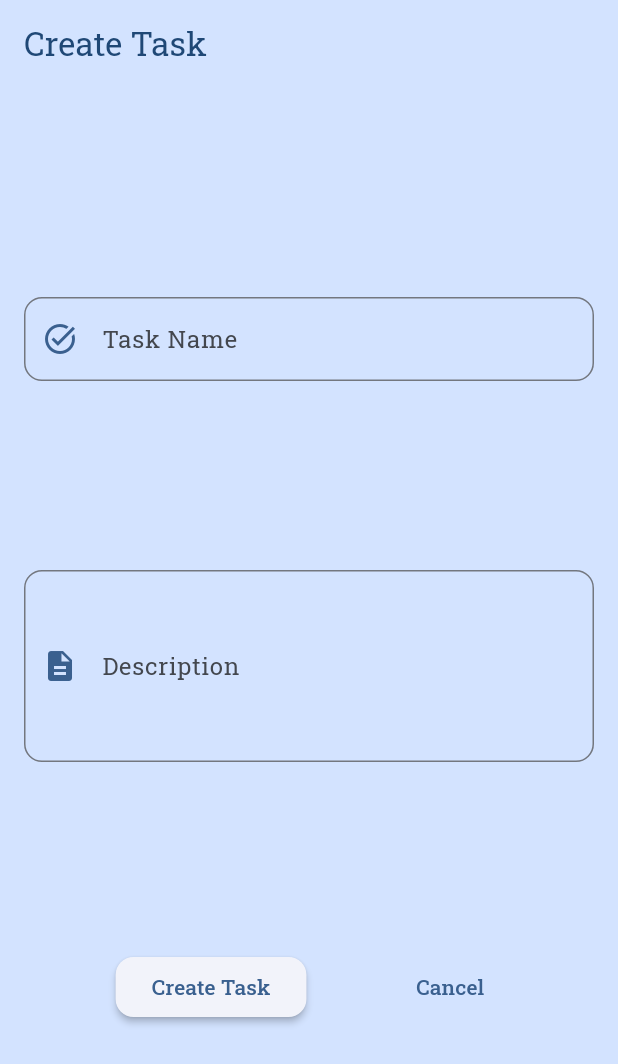
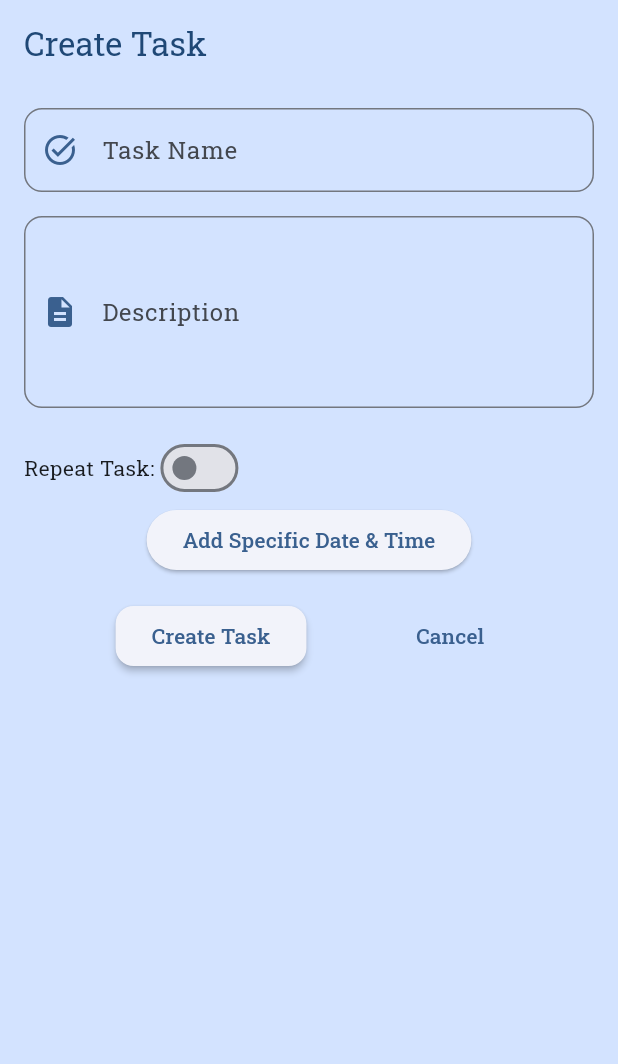
Before and after one commit to CrashTestDumm69/puptask, a Flutter app: the CreateTaskPage screen opened by its route, on a phone screen of 412 x 824 dp. Shown: the top 1064 px of the screen. Run offline on Flutter 3.47's test engine with Material 3 defaults, Android fonts, the phone set to English and light mode, and no system bars; our stand-ins replace adaptive_theme, flutter_bloc, get_it, go_router, google_fonts, hive_ce; accounts and stored records are empty; statements that could not run were skipped.

Commit message:
Added improvements to task with date time and repeat functionalities

```diff
--- a/lib/data/repositories/task_repository.dart
+++ b/lib/data/repositories/task_repository.dart
@@ -18,12 +18,9 @@ class TaskRepository {
     }
   }
 
-  Future<void> addTask({required String name, required String description}) async {
+  Future<void> addTask(Task task) async {
     try {
-      await _taskStorageService.addTask(
-        name: name,
-        description: description,
-      );
+      await _taskStorageService.addTask(task);
     } catch (e) {
       rethrow;
     }
--- a/lib/domain/models/task.dart
+++ b/lib/domain/models/task.dart
@@ -1,11 +1,36 @@
 import 'package:hive_ce/hive.dart';
+import 'package:json_annotation/json_annotation.dart';
 
+part 'task.g.dart';
+
+enum Days {
+  monday,
+  tuesday,
+  wednesday,
+  thursday,
+  friday,
+  saturday,
+  sunday
+}
+
+@JsonSerializable()
 class Task extends HiveObject {
   String name;
   String description;
+  bool repeat;
+  List<Days>? repeatDays;
+  List<DateTime>? repeatTimes;
+  List<DateTime>? dueDates;
 
   Task({
     required this.name,
     required this.description,
+    required this.repeat,
+    this.repeatDays,
+    this.repeatTimes,
+    this.dueDates
   });
+
+  factory Task.fromJson(Map<String, dynamic> json) => _$TaskFromJson(json);
+  Map<String, dynamic> toJson() => _$TaskToJson(this);
 }
--- a/lib/ui/features/home/view_model/home_event.dart
+++ b/lib/ui/features/home/view_model/home_event.dart
@@ -3,10 +3,9 @@ part of 'home_view_model.dart';
 abstract class HomeEvent {}
 
 class AddTaskEvent extends HomeEvent {
-  final String taskName;
-  final String taskDescription;
+  final Map<String, dynamic> taskDetails;
 
-  AddTaskEvent(this.taskName, this.taskDescription);
+  AddTaskEvent(this.taskDetails);
 }
 
 class LoadTasksEvent extends HomeEvent {}
--- a/lib/ui/features/home/view_model/home_view_model.dart
+++ b/lib/ui/features/home/view_model/home_view_model.dart
@@ -34,10 +34,7 @@ class HomeViewModel extends Bloc<HomeEvent, HomeState> {
        super(HomeInitialState()) {
     on<AddTaskEvent>((event, emit) async {
       try {
-        await _taskRepository.addTask(
-          name: event.taskName,
-          description: event.taskDescription,
-        );
+        await _taskRepository.addTask(Task.fromJson(event.taskDetails));
 
         final tasks = _getTasks();
         emit(TasksLoadedState(tasks));
--- a/lib/ui/features/home/widgets/create_task_page.dart
+++ b/lib/ui/features/home/widgets/create_task_page.dart
@@ -1,5 +1,6 @@
 import 'package:flutter/material.dart';
 import 'package:go_router/go_router.dart';
+import 'package:intl/intl.dart';
 
 class CreateTaskPage extends StatefulWidget {
   const CreateTaskPage({super.key});
@@ -13,6 +14,21 @@ class _CreateTaskPageState extends State<CreateTaskPage> {
   final _nameController = TextEditingController();
   final _descriptionController = TextEditingController();
 
+  bool isRepeat = false;
+  List<DateTime> specificDates = [];
+  TimeOfDay? repeatTime;
+  List<String> repeatDays = [];
+
+  final List<String> weekDays = [
+    'Monday',
+    'Tuesday',
+    'Wednesday',
+    'Thursday',
+    'Friday',
+    'Saturday',
+    'Sunday',
+  ];
+
   @override
   void dispose() {
     _nameController.dispose();
@@ -25,6 +41,45 @@ class _CreateTaskPageState extends State<CreateTaskPage> {
       context.pop({
         "name": _nameController.text.trim(),
         "description": _descriptionController.text.trim(),
+        "repeat": isRepeat,
+        "repeatDays": repeatDays,
+        "repeatTime": repeatTime?.format(context),
+        "specificDates": specificDates.map((d) => d.toIso8601String()).toList(),
+      });
+    }
+  }
+
+  Future<void> _selectDateTime() async {
+    final date = await showDatePicker(
+      context: context,
+      initialDate: DateTime.now(),
+      firstDate: DateTime.now(),
+      lastDate: DateTime(2100),
+    );
+
+    if (date != null) {
+      final time = await showTimePicker(
+        context: context,
+        initialTime: TimeOfDay.now(),
+      );
+
+      if (time != null) {
+        setState(() {
+          specificDates.add(DateTime(date.year, date.month, date.day, time.hour, time.minute));
+        });
+      }
+    }
+  }
+
+  Future<void> _selectRepeatTime() async {
+    final time = await showTimePicker(
+      context: context,
+      initialTime: TimeOfDay.now(),
+    );
+
+    if (time != null) {
+      setState(() {
+        repeatTime = time;
       });
     }
   }
@@ -45,9 +100,9 @@ class _CreateTaskPageState extends State<CreateTaskPage> {
         padding: const EdgeInsets.all(16.0),
         child: Form(
           key: _formKey,
+          child: SingleChildScrollView(
             child: Column(
               crossAxisAlignment: CrossAxisAlignment.center,
-            mainAxisAlignment: MainAxisAlignment.spaceEvenly,
               children: [
                 TextFormField(
                   controller: _nameController,
@@ -72,6 +127,7 @@ class _CreateTaskPageState extends State<CreateTaskPage> {
                   },
                   textInputAction: TextInputAction.next,
                 ),
+                const SizedBox(height: 16),
                 TextFormField(
                   controller: _descriptionController,
                   decoration: InputDecoration(
@@ -96,6 +152,67 @@ class _CreateTaskPageState extends State<CreateTaskPage> {
                   },
                   textInputAction: TextInputAction.done,
                 ),
+                const SizedBox(height: 16),
+                Row(
+                  children: [
+                    const Text('Repeat Task:'),
+                    Switch(
+                      value: isRepeat,
+                      onChanged: (value) {
+                        setState(() {
+                          isRepeat = value;
+                        });
+                      },
+                    ),
+                  ],
+                ),
+                if (isRepeat) ...[
+                  ElevatedButton(
+                    onPressed: _selectRepeatTime,
+                    child: Text(repeatTime != null
+                        ? 'Repeat Time: ${repeatTime!.format(context)}'
+                        : 'Select Repeat Time'),
+                  ),
+                  Wrap(
+                    children: weekDays.map((day) {
+                      final isSelected = repeatDays.contains(day);
+                      return ChoiceChip(
+                        label: Text(day),
+                        selected: isSelected,
+                        onSelected: (selected) {
+                          setState(() {
+                            if (selected) {
+                              repeatDays.add(day);
+                            } else {
+                              repeatDays.remove(day);
+                            }
+                          });
+                        },
+                      );
+                    }).toList(),
+                  ),
+                ] else ...[
+                  ElevatedButton(
+                    onPressed: _selectDateTime,
+                    child: const Text('Add Specific Date & Time'),
+                  ),
+                  Column(
+                    children: specificDates.map((d) {
+                      return ListTile(
+                        title: Text(DateFormat('yyyy-MM-dd – kk:mm').format(d)),
+                        trailing: IconButton(
+                          icon: const Icon(Icons.delete),
+                          onPressed: () {
+                            setState(() {
+                              specificDates.remove(d);
+                            });
+                          },
+                        ),
+                      );
+                    }).toList(),
+                  ),
+                ],
+                const SizedBox(height: 16),
                 Row(
                   mainAxisAlignment: MainAxisAlignment.spaceEvenly,
                   children: [
@@ -121,6 +238,7 @@ class _CreateTaskPageState extends State<CreateTaskPage> {
             ),
           ),
         ),
+      ),
     );
   }
 }
--- a/lib/ui/features/home/widgets/home_screen.dart
+++ b/lib/ui/features/home/widgets/home_screen.dart
@@ -79,10 +79,8 @@ class _HomeScreenState extends State<HomeScreen> {
               child: FloatingActionButton(
                 elevation: 0,
                 onPressed: () async {
-                  final result = await context.push<Map<String, String>>(Routes.createTask);
-                  if (result != null && result["name"] != null && result["description"] != null) {
-                    widget.viewModel.add(AddTaskEvent(result["name"]!, result["description"]!));
-                  }
+                  final result = await context.push<Map<String, dynamic>>(Routes.createTask);
+                  if (result != null) widget.viewModel.add(AddTaskEvent(result));
                 },
                 child: const Icon(Icons.add),
               )
--- a/lib/utils/hive/hive_adapters.dart
+++ b/lib/utils/hive/hive_adapters.dart
@@ -4,6 +4,7 @@ import 'package:puptask/domain/models/settings.dart';
 import 'package:puptask/domain/models/task.dart';
 
 @GenerateAdapters([
+  AdapterSpec<Days>(),
   AdapterSpec<Task>(),
   AdapterSpec<ThemeType>(),
   AdapterSpec<Settings>()
--- a/pubspec.yaml
+++ b/pubspec.yaml
@@ -42,6 +42,8 @@ dependencies:
   uuid: ^4.5.1
   adaptive_theme: ^3.7.0
   google_fonts: ^6.2.1
+  intl: ^0.20.2
+  json_annotation: ^4.9.0
 
 dev_dependencies:
   flutter_test:
@@ -55,6 +57,7 @@ dev_dependencies:
   flutter_lints: ^6.0.0
   hive_ce_generator: ^1.9.2
   build_runner: ^2.5.4
+  json_serializable: ^6.9.5
 
 # For information on the generic Dart part of this file, see the
 # following page: https://dart.dev/tools/pub/pubspec
```
Also changed, not shown: lib/data/services/task_storage_service.dart (+1 -6 lines), lib/utils/hive/hive_adapters.g.yaml (+38 -12 lines), lib/domain/models/task.g.dart (added), lib/utils/hive/hive_adapters.g.dart, lib/utils/hive/hive_registrar.g.dart, pubspec.lock. Lines whose indentation alone changed are shown as unchanged.
